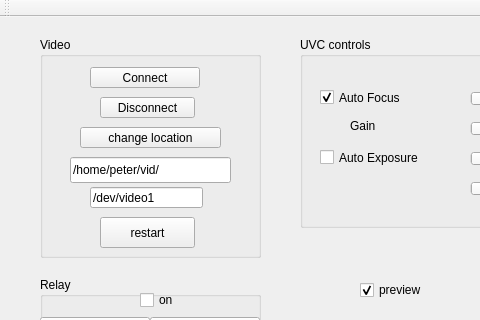
Before: the Qt Designer form mainwindow.ui in groakat/chunkyH264, drawn with Qt 5; both pictures show x 0 to 480 and y 0 to 320 of the 946 by 425 pixel window.
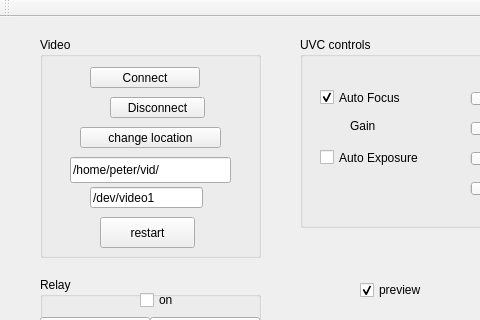
After: the same form once the commit is applied.

Commit message: added h264parse to the pipeline, now mp4mux can be used. If EOS are sent, the files are closed properly. Need to change the pipeline

Patch:
```diff
--- a/mainwindow.ui
+++ b/mainwindow.ui
@@ -81,7 +81,7 @@
     <widget class="QPushButton" name="pushButton_5">
      <property name="geometry">
       <rect>
-       <x>60</x>
+       <x>70</x>
        <y>60</y>
        <width>95</width>
        <height>21</height>
```
The commit also changes 2 other files.
